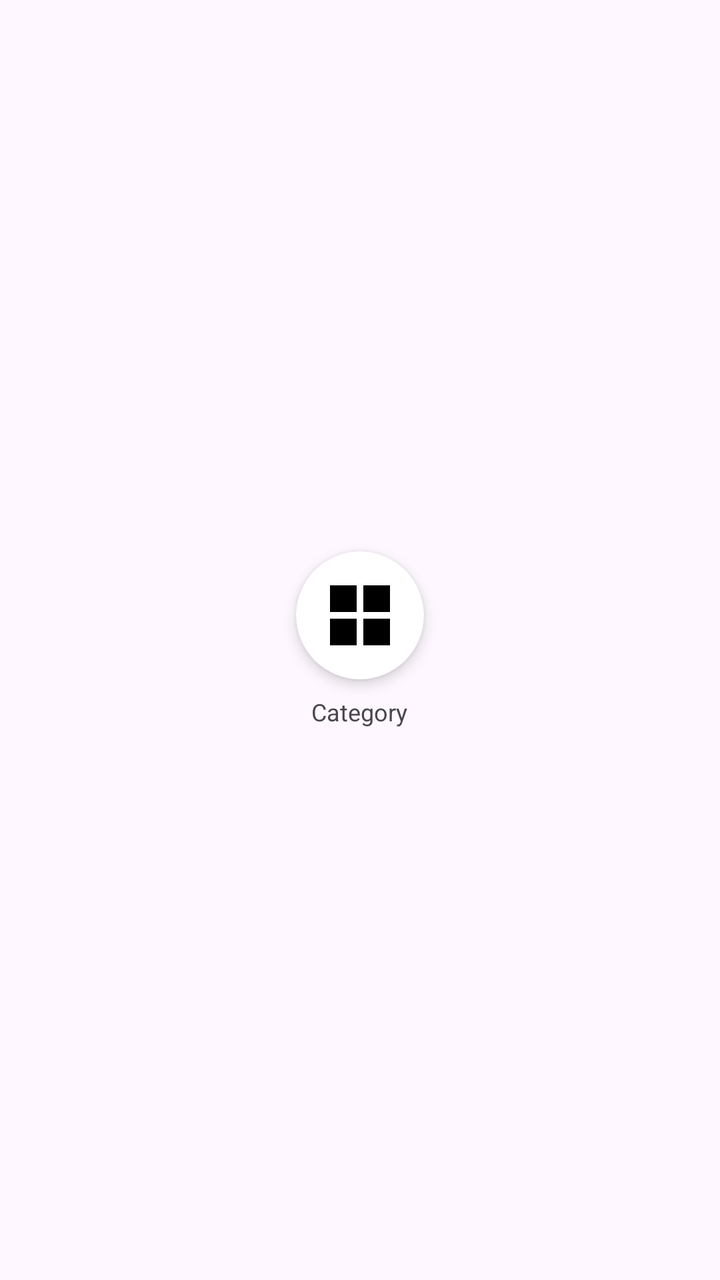
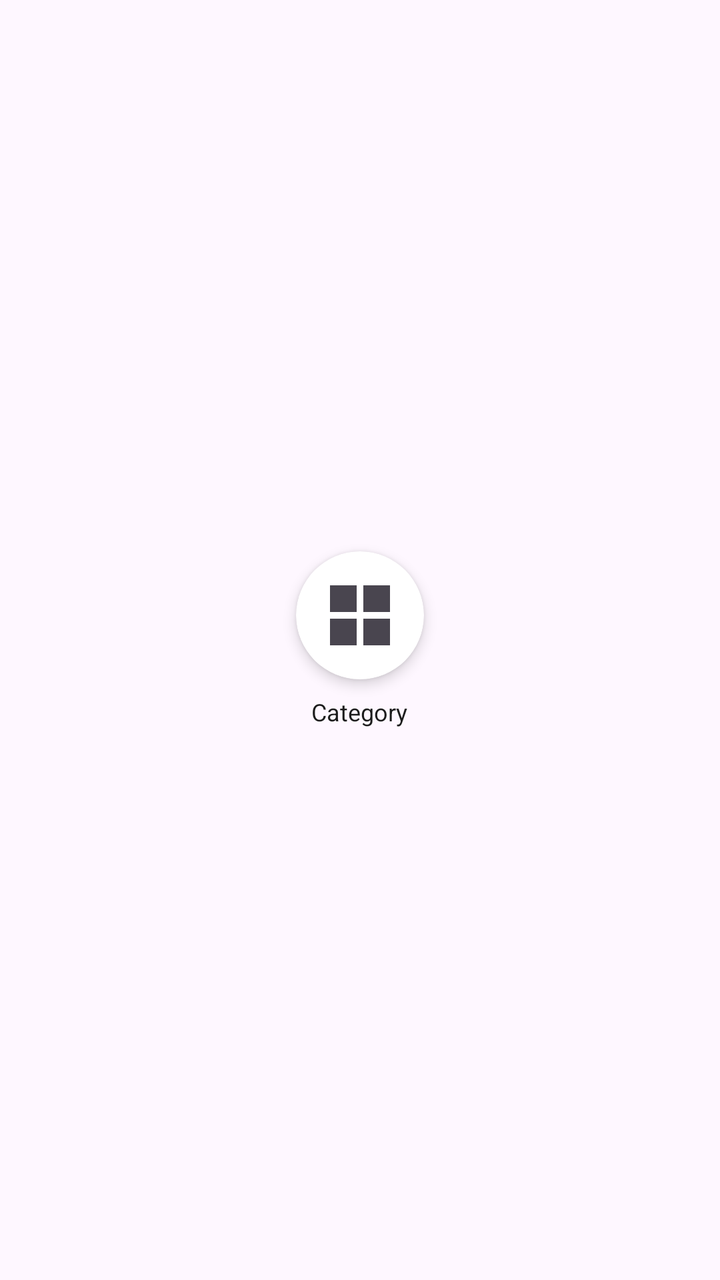

The first picture is an Android layout as it rendered before a commit; the second is the same layout after the commit. The layout source and the unified diff follow.
<!-- AndroidManifest.xml: application theme Theme.HomeService -->
<!-- res/layout/item_category.xml -->
<?xml version="1.0" encoding="utf-8"?>
<LinearLayout xmlns:android="http://schemas.android.com/apk/res/android"
    xmlns:app="http://schemas.android.com/apk/res-auto"
    android:layout_width="wrap_content"
    android:layout_height="wrap_content"
    android:orientation="vertical"
    android:gravity="center"
    android:padding="12dp">

    <androidx.cardview.widget.CardView
        android:layout_width="64dp"
        android:layout_height="64dp"
        app:cardCornerRadius="32dp"
        app:cardElevation="4dp">

        <ImageView
            android:id="@+id/ivCategoryIcon"
            android:layout_width="match_parent"
            android:layout_height="match_parent"
            android:padding="12dp"
            android:src="@drawable/ic_category_all" />

    </androidx.cardview.widget.CardView>

    <TextView
        android:id="@+id/tvCategoryName"
        android:layout_width="wrap_content"
        android:layout_height="wrap_content"
        android:text="Category"
        android:textSize="12sp"
        android:layout_marginTop="8dp" />

</LinearLayout>
<!-- resources referenced by this layout -->
<resources>
  <!-- drawable ic_category_all (drawable) -->
  <vector xmlns:android="http://schemas.android.com/apk/res/android"
      android:width="24dp"
      android:height="24dp"
      android:viewportWidth="24"
      android:viewportHeight="24">
      <path
          android:fillColor="#FF000000"
          android:pathData="M3,3h8v8H3V3zm10,0h8v8h-8V3zM3,13h8v8H3v-8zm10,0h8v8h-8v-8z"/>
  </vector>
  <style name="Theme.HomeService" parent="Base.Theme.HomeService" />
  <style name="Base.Theme.HomeService" parent="Theme.Material3.DayNight.NoActionBar">
          
          
      </style>
</resources>

<!-- the commit's change to res/layout/item_category.xml (unified diff, before → after) -->
@@ -11,14 +11,16 @@
         android:layout_width="64dp"
         android:layout_height="64dp"
         app:cardCornerRadius="32dp"
-        app:cardElevation="4dp">
+        app:cardElevation="4dp"
+        app:cardBackgroundColor="@color/card_background">
 
         <ImageView
             android:id="@+id/ivCategoryIcon"
             android:layout_width="match_parent"
             android:layout_height="match_parent"
             android:padding="12dp"
-            android:src="@drawable/ic_category_all" />
+            android:src="@drawable/ic_category_all"
+            app:tint="?attr/colorControlNormal" />
 
     </androidx.cardview.widget.CardView>
 
@@ -28,6 +30,7 @@
         android:layout_height="wrap_content"
         android:text="Category"
         android:textSize="12sp"
+        android:textColor="@color/text_primary"
         android:layout_marginTop="8dp" />
 
 </LinearLayout>
<!-- resource entries referenced after the edit -->
@@ -1,5 +1,7 @@
 <!-- resources referenced by this layout -->
 <resources>
+  <color name="card_background">#FFFFFF</color>
+  <color name="text_primary">#1C1C1C</color>
   <!-- drawable ic_category_all (drawable) -->
   <vector xmlns:android="http://schemas.android.com/apk/res/android"
       android:width="24dp"
@@ -10,10 +12,22 @@
           android:fillColor="#FF000000"
           android:pathData="M3,3h8v8H3V3zm10,0h8v8h-8V3zM3,13h8v8H3v-8zm10,0h8v8h-8v-8z"/>
   </vector>
-  <style name="Theme.HomeService" parent="Base.Theme.HomeService" />
-  <style name="Base.Theme.HomeService" parent="Theme.Material3.DayNight.NoActionBar">
-          
-          
+  <style name="Theme.HomeService" parent="Theme.Material3.DayNight.NoActionBar">
+          <item name="colorPrimary">@color/purple_500</item>
+          <item name="colorPrimaryVariant">@color/purple_700</item>
+          <item name="colorOnPrimary">@color/white</item>
+          <item name="colorSecondary">@color/teal_200</item>
+          <item name="colorSecondaryVariant">@color/teal_700</item>
+          <item name="colorOnSecondary">@color/black</item>
+          <item name="android:statusBarColor">?attr/colorPrimaryVariant</item>
+          <item name="android:windowLightStatusBar">true</item>
+          <item name="android:navigationBarColor">?android:attr/colorBackground</item>
       </style>
+  <color name="purple_500">#6200EE</color>
+  <color name="purple_700">#3700B3</color>
+  <color name="white">#FFFFFFFF</color>
+  <color name="teal_200">#03DAC5</color>
+  <color name="teal_700">#018786</color>
+  <color name="black">#FF000000</color>
 </resources>
 
